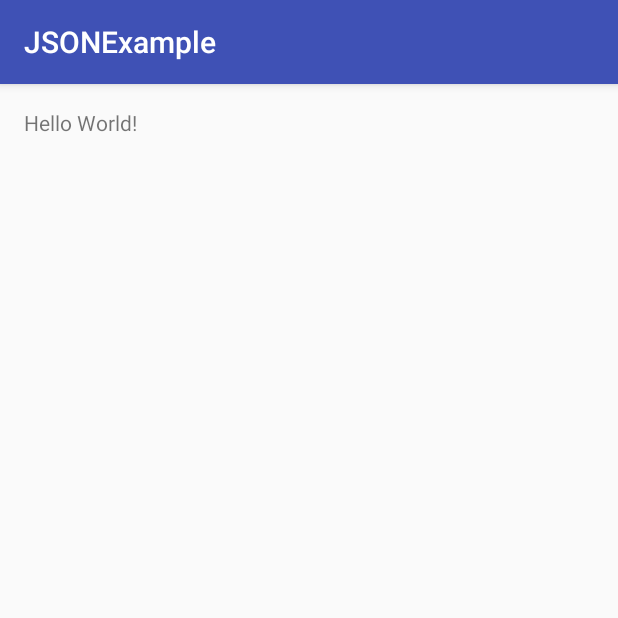
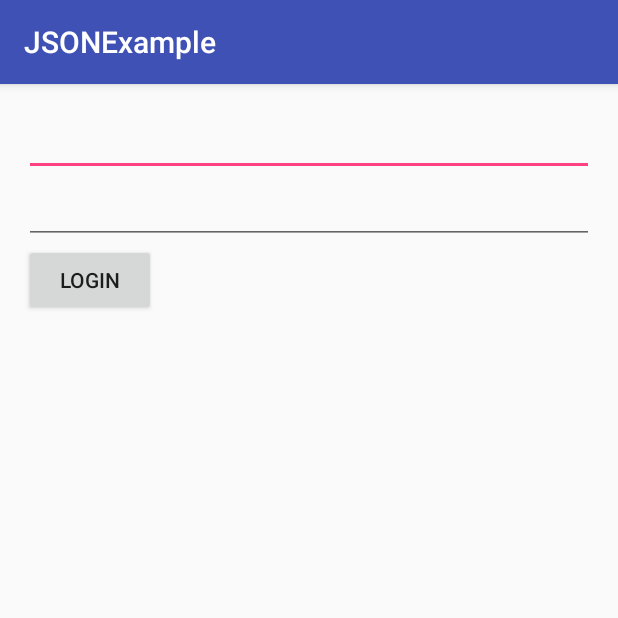
Before and after one commit to thebillington/androidBottleJSON, an Android app: the screen it shows after launch (MainActivity), on a phone screen of 412 x 824 dp, the top half of it. Run offline under Robolectric (Android 15) with nearby library versions, the light colour scheme and no system bars; libraries missing offline, so code that uses them is left out: com.loopj.android, cz.msebera.android; 2 statements that could not run were skipped.

Commit message:
Create a basic login layout

```diff
--- a/JSONExample/app/src/main/res/layout/activity_main.xml
+++ b/JSONExample/app/src/main/res/layout/activity_main.xml
@@ -9,9 +9,22 @@
     android:paddingTop="@dimen/activity_vertical_margin"
     tools:context="uk.co.thebillington.jsonexample.MainActivity">
 
-    <TextView
-        android:id="@+id/textBox"
+    <EditText
+        android:layout_width="match_parent"
+        android:layout_height="wrap_content"
+        android:id="@+id/username"/>
+
+    <EditText
+        android:layout_width="match_parent"
+        android:layout_height="wrap_content"
+        android:id="@+id/password"
+        android:layout_below="@id/username"/>
+
+    <Button
         android:layout_width="wrap_content"
         android:layout_height="wrap_content"
-        android:text="Hello World!" />
+        android:id="@+id/login"
+        android:text="Login"
+        android:layout_below="@id/password"/>
+
 </RelativeLayout>
```
